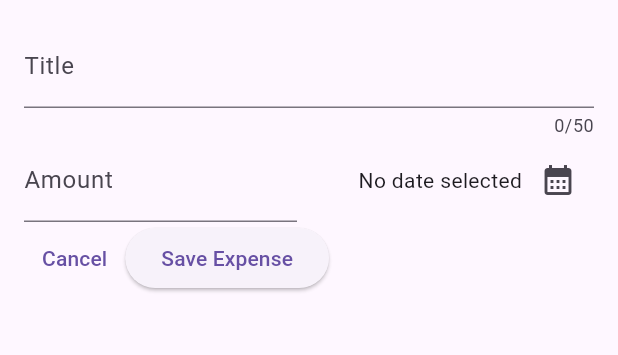
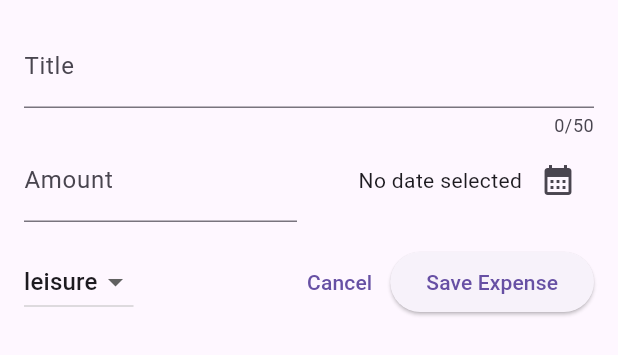
Before and after one commit to homebrew-coding-club/expense_tracker_app, a Flutter app: the NewExpense widget shown alone on an empty page, opened directly, on a phone screen of 412 x 824 dp. Shown: the top 355 px of the screen. Run offline on Flutter 3.47's test engine with Material 2 defaults, Android fonts, the phone set to English and light mode, and no system bars.

Commit message:
added dropdown

```diff
--- a/lib/widgets/new_expense.dart
+++ b/lib/widgets/new_expense.dart
@@ -15,6 +15,7 @@ class _NewExpenseState extends State<NewExpense> {
   final _amountController = TextEditingController();
 
   DateTime? _selectedDate;
+  Category _selectedCategory = Category.leisure;
 
   void _presentDatePicker() async {
     final now = DateTime.now();
@@ -24,13 +25,11 @@ class _NewExpenseState extends State<NewExpense> {
         context: context,
         initialDate: now,
         firstDate: firstDate,
-        lastDate: now
-    );
+        lastDate: now);
 
     setState(() {
       _selectedDate = pickerDate;
     });
-
   }
 
   @override
@@ -71,7 +70,11 @@ class _NewExpenseState extends State<NewExpense> {
                   mainAxisAlignment: MainAxisAlignment.end,
                   crossAxisAlignment: CrossAxisAlignment.center,
                   children: [
-                    Text(_selectedDate == null ? 'No date selected' : formatter.format(_selectedDate!),),
+                    Text(
+                      _selectedDate == null
+                          ? 'No date selected'
+                          : formatter.format(_selectedDate!),
+                    ),
                     IconButton(
                       onPressed: _presentDatePicker,
                       icon: const Icon(
@@ -83,8 +86,28 @@ class _NewExpenseState extends State<NewExpense> {
               ),
             ],
           ),
+          const SizedBox(height: 16,),
           Row(
             children: [
+              DropdownButton(
+                value: _selectedCategory,
+                items: Category.values
+                    .map(
+                      (category) => DropdownMenuItem(
+                        value: category,
+                        child: Text(
+                          category.name.toString(),
+                        ),
+                      ),
+                    )
+                    .toList(),
+                onChanged: (value) {
+                  setState(() {
+                    _selectedCategory = value!;
+                  });
+                },
+              ),
+              const Spacer(),
               TextButton(
                 onPressed: () {
                   Navigator.pop(context);
```
